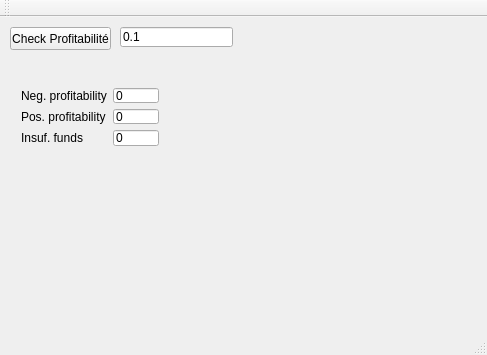
patboy3/exchange, file mainwindow.ui: the form before one commit.
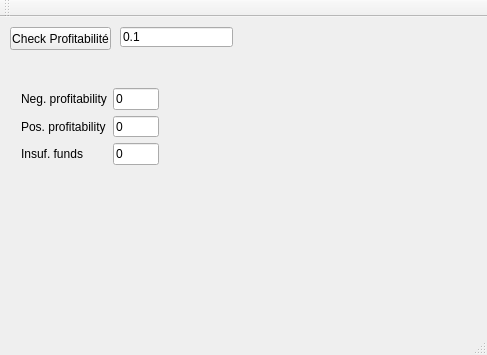
The form after the commit.

```diff
--- a/mainwindow.ui
+++ b/mainwindow.ui
@@ -46,7 +46,7 @@
       <x>10</x>
       <y>60</y>
       <width>160</width>
-      <height>80</height>
+      <height>99</height>
      </rect>
     </property>
     <layout class="QVBoxLayout" name="verticalLayout">
```
